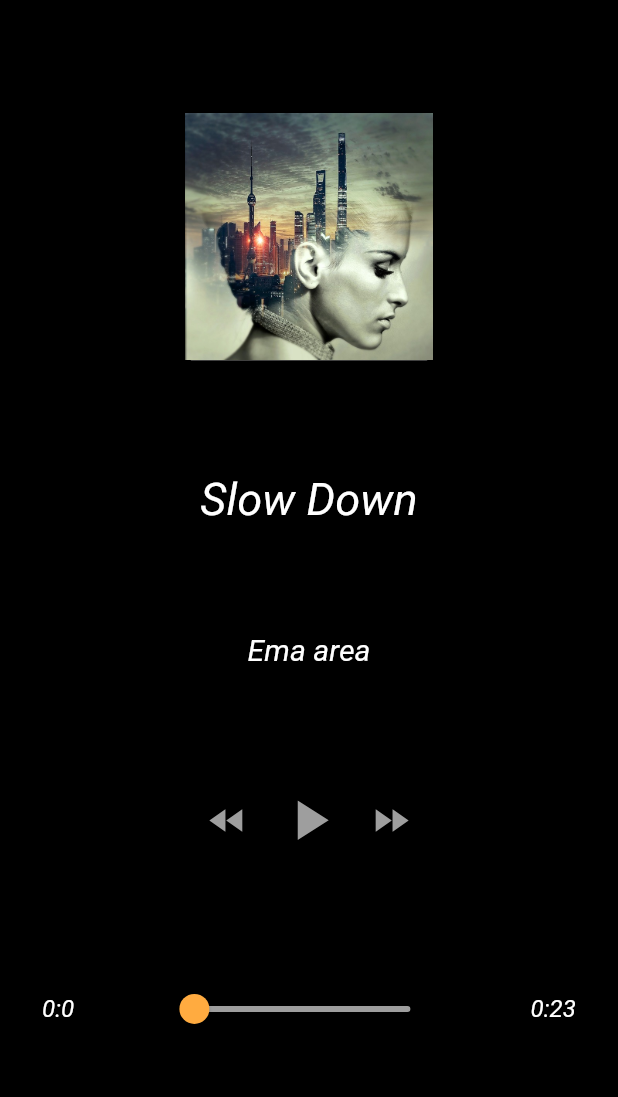
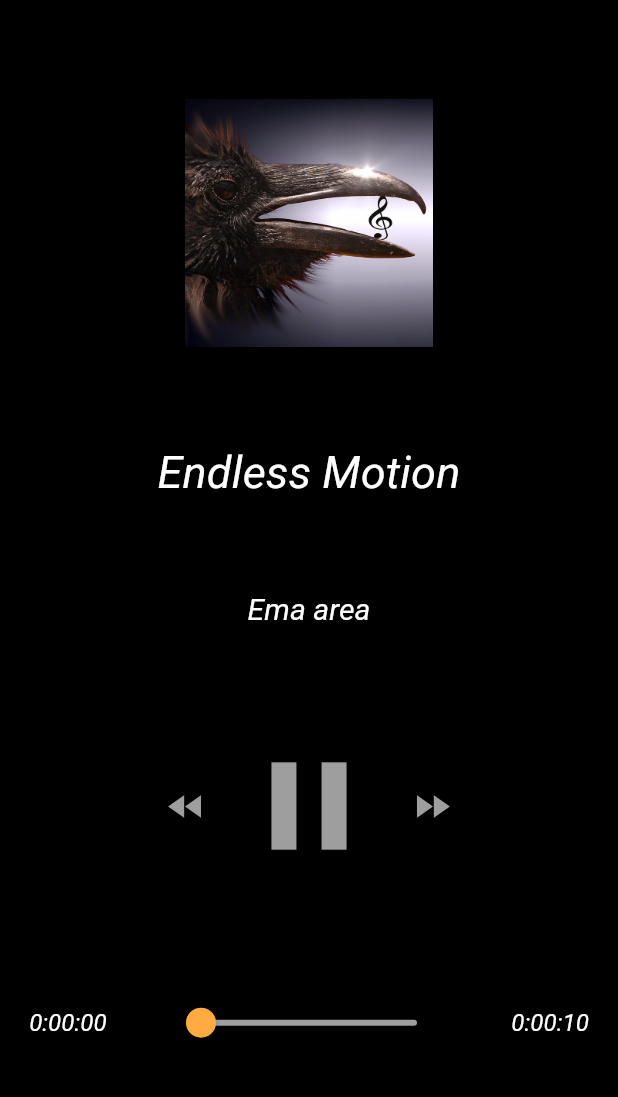
Before and after one commit to Jonathanlight/flutter_music_run, a Flutter app: the screen it shows after launch, after a tap on the "fast rewind" icon, on a phone screen of 412 x 824 dp, the part 84-1181 px from its top. Run offline on Flutter 3.47's test engine with Material 2 defaults, Android fonts, the light colour scheme and no system bars; missing offline and left inert: audioplayer2.

Commit message:
play pause forward

```diff
--- a/music/lib/main.dart
+++ b/music/lib/main.dart
@@ -1,5 +1,8 @@
+import 'dart:async';
+
 import 'package:flutter/material.dart';
 import 'package:music/music.dart';
+import 'package:audioplayer2/audioplayer2.dart';
 
 void main() => runApp(MyApp());
 
@@ -29,23 +32,28 @@ class MyHomePage extends StatefulWidget {
 class _MyHomePageState extends State<MyHomePage> {
 
   List<Music> playlist = [
-    new Music('Slow Down', 'Ema area', 'assets/img/un.jpg', 'https://www.bensound.com/royalty-free-music?download=summer'),
-    new Music('Slow Down', 'Ema area', 'assets/img/deux.jpg', 'https://www.bensound.com/royalty-free-music?download=summer'),
+    new Music('Dreams', 'Dreams Team', 'assets/img/un.jpg', 'https://www.bensound.com/royalty-free-music?download=dreams'),
+    new Music('Endless Motion', 'Ema area', 'assets/img/deux.jpg', 'https://www.bensound.com/royalty-free-music?download=endlessmotion'),
   ];
 
   Music playlistNow;
-  double position = 0.0;
+  Duration position = new Duration(seconds: 0);
+  AudioPlayer audioPlayer;
+  StreamSubscription positionSub;
+  StreamSubscription stateSubscription;
+  Duration duree = new Duration(seconds: 10);
+  PlayerState statut = PlayerState.stopped;
+  int index = 0;
 
   @override
   void initState() {
     super.initState();
-    playlistNow = playlist[0];
+    playlistNow = playlist[index];
+    configAudioPlayer();
   }
 
   @override
   Widget build(BuildContext context) {
-
-    print(playlistNow.imagePath);
 
     return Scaffold(
       appBar: AppBar(
@@ -71,27 +79,30 @@ class _MyHomePageState extends State<MyHomePage> {
               mainAxisAlignment: MainAxisAlignment.center,
               children: <Widget>[
                 buttonStyleWidget(Icons.fast_rewind, 30.0, ActionMusic.rewind),
-                buttonStyleWidget(Icons.play_arrow, 45.0, ActionMusic.play),
+                buttonStyleWidget(
+                  (statut == PlayerState.playing) ? Icons.pause : Icons.play_arrow , 100.0
+                  , (statut == PlayerState.playing) ? ActionMusic.pause : ActionMusic.play
+                  ),
                 buttonStyleWidget(Icons.fast_forward, 30.0, ActionMusic.forward),
               ],
             ),
             new Row(
               mainAxisAlignment: MainAxisAlignment.spaceAround,
               children: <Widget>[
-                textStyleWidget('0:0', 0.8),
+                textStyleWidget(fromDuration(position), 0.8),
                 new Slider(
-                  value: position,
+                  value: position.inSeconds.toDouble(),
                   min: 0.0,
                   max: 30.0,
                   inactiveColor: Colors.grey,
                   activeColor: Colors.orangeAccent,
                   onChanged: (double d) {
                     setState(() {
-                      position : d;
+                      audioPlayer.seek(d);
                     });
                   },
                 ),
-                textStyleWidget('0:23', 0.8),
+                textStyleWidget(fromDuration(duree), 0.8),
               ],
             ),
 
@@ -109,16 +120,16 @@ class _MyHomePageState extends State<MyHomePage> {
       onPressed: () {
         switch (action) {
           case ActionMusic.play:
-            print('play');
+            play();
             break;
           case ActionMusic.pause:
-            print('pause');
+            pause();
             break;
           case ActionMusic.rewind:
-            print('rewind');
+            rewind();
             break;
           case ActionMusic.forward:
-            print('forward');
+            forward();
             break;
         }
       },
@@ -137,6 +148,82 @@ class _MyHomePageState extends State<MyHomePage> {
       ),
     );
   }
+
+  void configAudioPlayer() {
+    audioPlayer = new AudioPlayer();
+    positionSub = audioPlayer.onAudioPositionChanged.listen(
+      (pos) => setState(() => position = pos)
+    );
+    stateSubscription = audioPlayer.onPlayerStateChanged.listen(
+      (state) {
+        if (state == AudioPlayerState.PLAYING) {
+          setState(() {
+            duree = audioPlayer.duration;
+          });
+        } else if (state == AudioPlayerState.STOPPED) {
+          setState(() {
+            statut = PlayerState.stopped;
+          });
+        }
+      },
+      onError: (error) {
+        print('Error: $error');
+        setState(() {
+            statut = PlayerState.stopped;
+            duree = new Duration(seconds: 0);
+            position = new Duration(seconds: 0);
+        });
+      }
+    );
+  }
+
+  String fromDuration(Duration duree) {
+    print(duree);
+    return duree.toString().split('.').first;
+  }
+
+  Future play() async {
+    await audioPlayer.play(playlistNow.urlSong);
+    setState(() {
+      statut = PlayerState.playing;
+    });
+  }
+
+  Future pause() async {
+    await audioPlayer.pause();
+    setState(() {
+      statut = PlayerState.paused;
+    });
+  }
+
+  void forward() {
+    if (index == playlist.length - 1) {
+      index = 0;
+    } else {
+      index++;
+    }
+    playlistNow = playlist[index];
+    audioPlayer.stop();
+    configAudioPlayer();
+    play();
+  }
+
+  void rewind() {
+    if (position > Duration(seconds: 3)) {
+      audioPlayer.seek(0.0);
+    } else {
+      if (index == 0) {
+        index = playlist.length - 1;
+      } else {
+        index--;
+      }
+      playlistNow = playlist[index];
+      audioPlayer.stop();
+      configAudioPlayer();
+      play();
+    }
+  }
+
 }
 
 enum ActionMusic {
@@ -145,3 +232,9 @@ enum ActionMusic {
   rewind,
   forward
 }
+
+enum PlayerState {
+  playing,
+  stopped,
+  paused
+}
--- a/music/pubspec.yaml
+++ b/music/pubspec.yaml
@@ -14,7 +14,7 @@ dependencies:
   # The following adds the Cupertino Icons font to your application.
   # Use with the CupertinoIcons class for iOS style icons.
   cupertino_icons: ^0.1.2
-  audioplayer: ^0.5.2
+  audioplayer2: ^0.5.2
 
 dev_dependencies:
   flutter_test:
```
Also changed, not shown: 2 other files.
